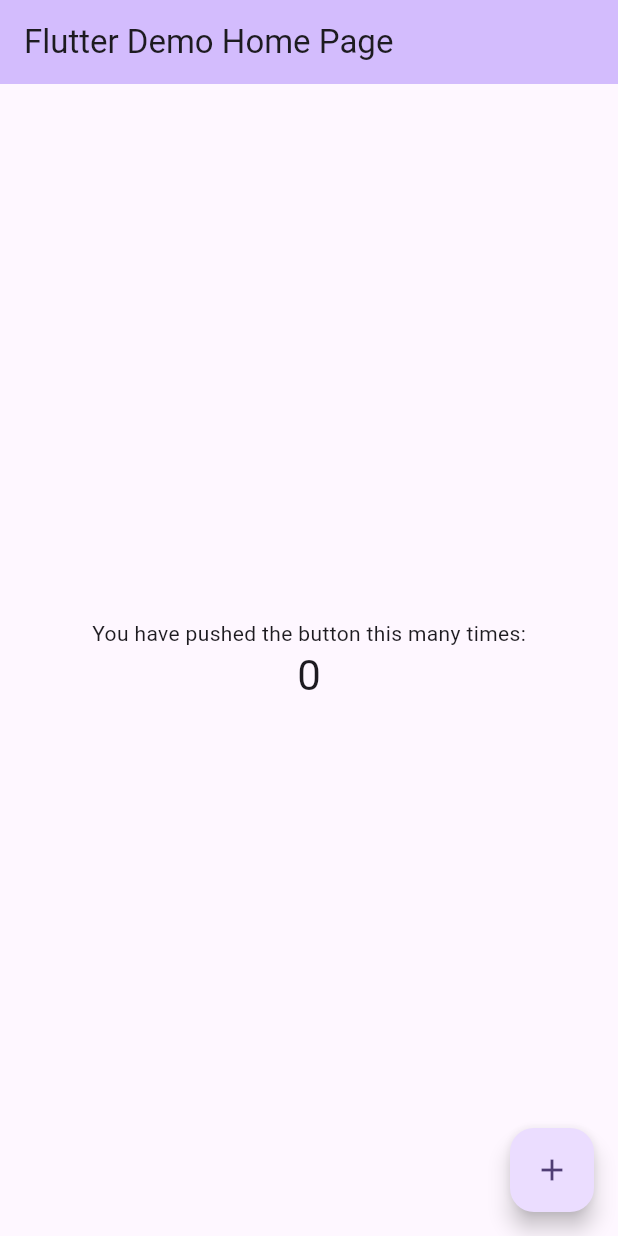
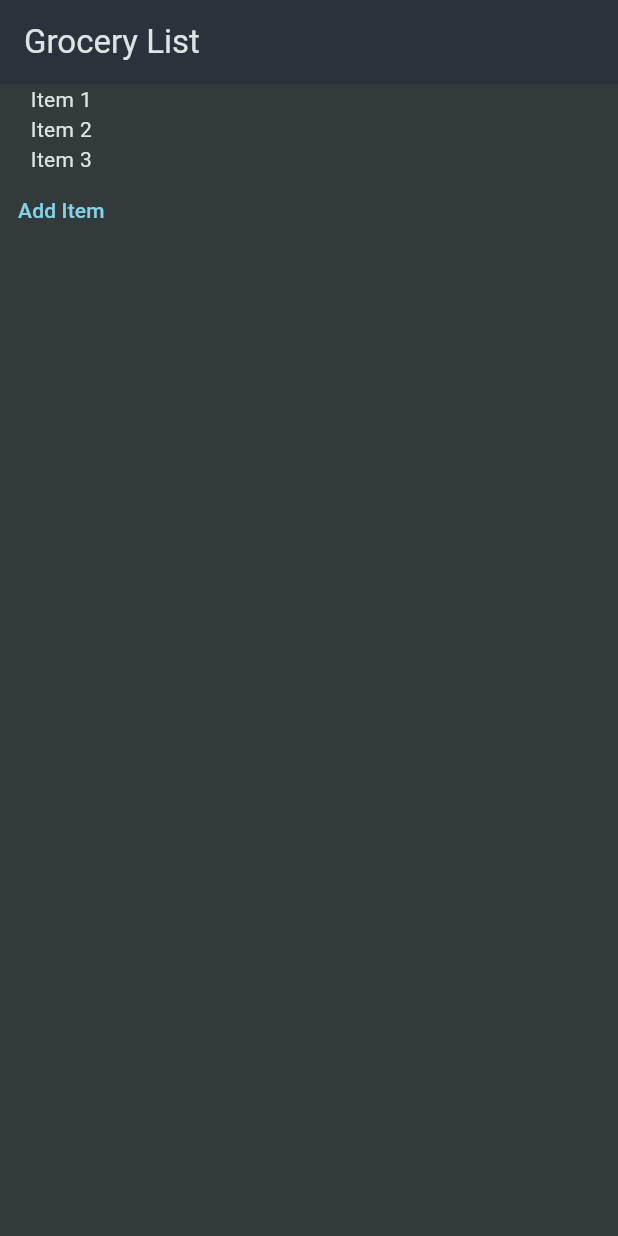
Before and after one commit to binarytracer/groceries_app, a Flutter app: the screen it shows after launch, on a phone screen of 412 x 824 dp. Run offline on Flutter 3.47's test engine with Material 3 defaults, Android fonts, the phone set to English and light mode, and no system bars.

Commit message:
chore: with ci

```diff
--- a/lib/main.dart
+++ b/lib/main.dart
@@ -1,4 +1,5 @@
 import 'package:flutter/material.dart';
+import 'package:groceries_app/screens/groceries_screen.dart';
 
 void main() {
   runApp(const MyApp());
@@ -11,112 +12,16 @@
   @override
   Widget build(BuildContext context) {
     return MaterialApp(
-      title: 'Flutter Demo',
-      theme: ThemeData(
-        // This is the theme of your application.
-        //
-        // TRY THIS: Try running your application with "flutter run". You'll see
-        // the application has a purple toolbar. Then, without quitting the app,
-        // try changing the seedColor in the colorScheme below to Colors.green
-        // and then invoke "hot reload" (save your changes or press the "hot
-        // reload" button in a Flutter-supported IDE, or press "r" if you used
-        // the command line to start the app).
-        //
-        // Notice that the counter didn't reset back to zero; the application
-        // state is not lost during the reload. To reset the state, use hot
-        // restart instead.
-        //
-        // This works for code too, not just values: Most code changes can be
-        // tested with just a hot reload.
-        colorScheme: .fromSeed(seedColor: Colors.deepPurple),
+      title: 'Flutter Groceries',
+      theme: ThemeData.dark().copyWith(
+        colorScheme: ColorScheme.fromSeed(
+          seedColor: const Color.fromARGB(255, 147, 229, 250),
+          brightness: Brightness.dark,
+          surface: const Color.fromARGB(255, 42, 51, 59),
+        ),
+        scaffoldBackgroundColor: const Color.fromARGB(255, 50, 58, 60),
       ),
-      home: const MyHomePage(title: 'Flutter Demo Home Page'),
+      home: const GroceryListScreen(),
     );
   }
 }
-
-class MyHomePage extends StatefulWidget {
-  const MyHomePage({super.key, required this.title});
-
-  // This widget is the home page of your application. It is stateful, meaning
-  // that it has a State object (defined below) that contains fields that affect
-  // how it looks.
-
-  // This class is the configuration for the state. It holds the values (in this
-  // case the title) provided by the parent (in this case the App widget) and
-  // used by the build method of the State. Fields in a Widget subclass are
-  // always marked "final".
-
-  final String title;
-
-  @override
-  State<MyHomePage> createState() => _MyHomePageState();
-}
-
-class _MyHomePageState extends State<MyHomePage> {
-  int _counter = 0;
-
-  void _incrementCounter() {
-    setState(() {
-      // This call to setState tells the Flutter framework that something has
-      // changed in this State, which causes it to rerun the build method below
-      // so that the display can reflect the updated values. If we changed
-      // _counter without calling setState(), then the build method would not be
-      // called again, and so nothing would appear to happen.
-      _counter++;
-    });
-  }
-
-  @override
-  Widget build(BuildContext context) {
-    // This method is rerun every time setState is called, for instance as done
-    // by the _incrementCounter method above.
-    //
-    // The Flutter framework has been optimized to make rerunning build methods
-    // fast, so that you can just rebuild anything that needs updating rather
-    // than having to individually change instances of widgets.
-    return Scaffold(
-      appBar: AppBar(
-        // TRY THIS: Try changing the color here to a specific color (to
-        // Colors.amber, perhaps?) and trigger a hot reload to see the AppBar
-        // change color while the other colors stay the same.
-        backgroundColor: Theme.of(context).colorScheme.inversePrimary,
-        // Here we take the value from the MyHomePage object that was created by
-        // the App.build method, and use it to set our appbar title.
-        title: Text(widget.title),
-      ),
-      body: Center(
-        // Center is a layout widget. It takes a single child and positions it
-        // in the middle of the parent.
-        child: Column(
-          // Column is also a layout widget. It takes a list of children and
-          // arranges them vertically. By default, it sizes itself to fit its
-          // children horizontally, and tries to be as tall as its parent.
-          //
-          // Column has various properties to control how it sizes itself and
-          // how it positions its children. Here we use mainAxisAlignment to
-          // center the children vertically; the main axis here is the vertical
-          // axis because Columns are vertical (the cross axis would be
-          // horizontal).
-          //
-          // TRY THIS: Invoke "debug painting" (choose the "Toggle Debug Paint"
-          // action in the IDE, or press "p" in the console), to see the
-          // wireframe for each widget.
-          mainAxisAlignment: .center,
-          children: [
-            const Text('You have pushed the button this many times:'),
-            Text(
-              '$_counter',
-              style: Theme.of(context).textTheme.headlineMedium,
-            ),
-          ],
-        ),
-      ),
-      floatingActionButton: FloatingActionButton(
-        onPressed: _incrementCounter,
-        tooltip: 'Increment',
-        child: const Icon(Icons.add),
-      ),
-    );
-  }
-}
--- /dev/null
+++ b/lib/screens/groceries_screen.dart
@@ -0,0 +1,30 @@
+import 'package:flutter/material.dart';
+
+class GroceryListScreen extends StatelessWidget {
+  const GroceryListScreen({super.key});
+
+  @override
+  Widget build(BuildContext context) {
+    return Scaffold(
+      appBar: AppBar(title: Text('Grocery List')),
+      body: Column(
+        mainAxisAlignment: MainAxisAlignment.start,
+        children: [
+          Text(
+            'Item 1',
+            style: TextStyle(color: Theme.of(context).colorScheme.onSurface),
+          ),
+          Text(
+            'Item 2',
+            style: TextStyle(color: Theme.of(context).colorScheme.onSurface),
+          ),
+          Text(
+            'Item 3',
+            style: TextStyle(color: Theme.of(context).colorScheme.onSurface),
+          ),
+          TextButton(onPressed: () {}, child: Text('Add Item')),
+        ],
+      ),
+    );
+  }
+}
--- a/pubspec.yaml
+++ b/pubspec.yaml
@@ -20,6 +20,7 @@
 
 environment:
   sdk: ^3.13.5
+  flutter: 3.47.6
 
 # Dependencies specify other packages that your package needs in order to work.
 # To automatically upgrade your package dependencies to the latest versions
```
Also changed, not shown: lib/data/categories.dart (added, +21 -0 lines), lib/data/dummy_items.dart (added, +24 -0 lines), lib/models/category.dart (added, +21 -0 lines), lib/models/grocery_item.dart (added, +15 -0 lines), pubspec.lock.
